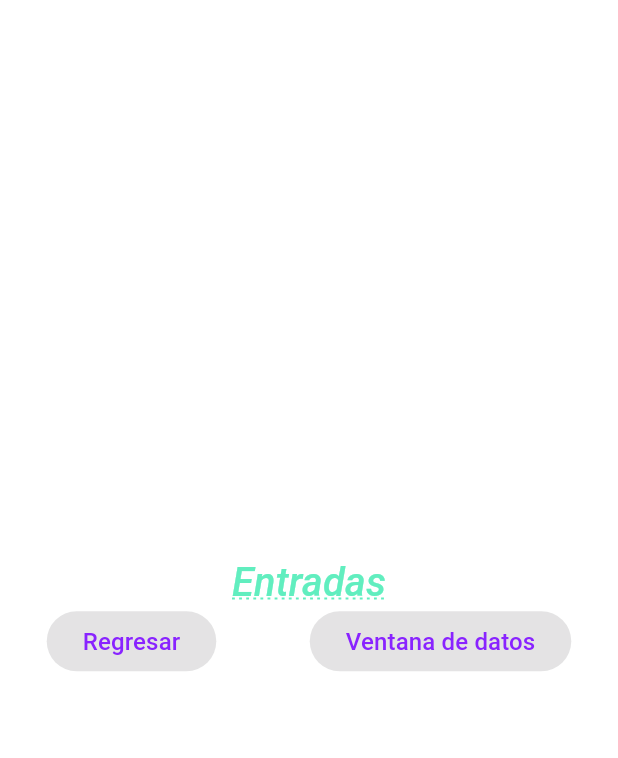
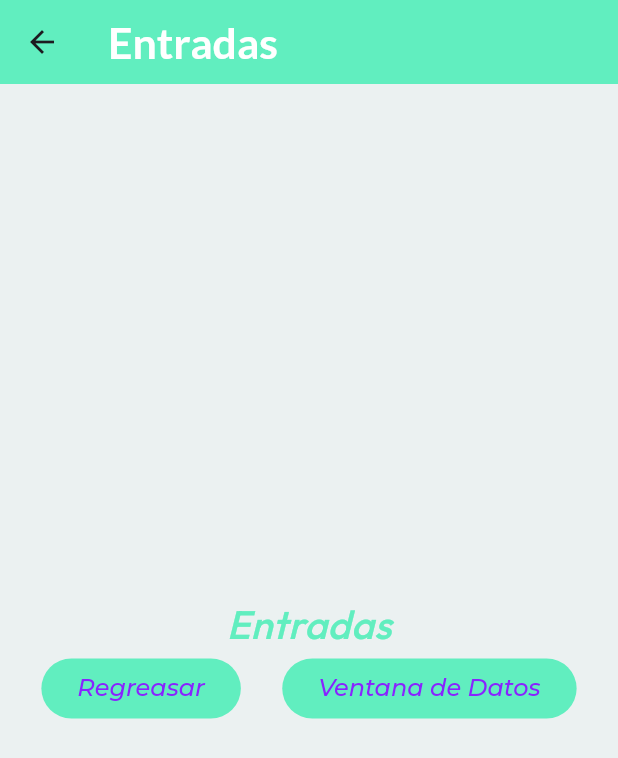
Before and after one commit to lauraHerSan01/componentes_flutter, a Flutter app: the screen it shows after launch, after a tap on "Entradas", on a phone screen of 412 x 824 dp. Shown: the top 758 px of the screen. Run offline on Flutter 3.47's test engine with Material 3 defaults, Android fonts, the phone set to English and light mode, and no system bars; our stand-ins replace google_fonts; Roboto replaces fonts that are missing (Abel).

Commit message:
Changing the AppTheme

```diff
--- a/lib/Screens/home_screen.dart
+++ b/lib/Screens/home_screen.dart
@@ -10,41 +10,59 @@ class HomeScreen extends StatelessWidget {
   @override
   Widget build(BuildContext context) {
     return Scaffold(
-      appBar: AppBar(title: const Text('Componentes de Flutter'),
+      appBar: AppBar(
+        title: const Text('Componentes de flutter'),
       ),
       body: ListView(
-        children: <Widget> [
+        children: <Widget>[
           ListTile(
             title: Text(
               'Entradas',
               style: AppTheme.lightTheme.textTheme.headlineLarge,
             ),
-            subtitle: Text('Introducioendo valores',
-             style: AppTheme.lightTheme.textTheme.bodySmall,
+            subtitle: Text('Introduciendo valores',
+                style: AppTheme.lightTheme.textTheme.bodySmall),
+            leading: IconTheme(
+              data: AppTheme.lightTheme.iconTheme,
+              child: const Icon(Icons.input),
             ),
-            leading: const Icon(Icons.input),
-            trailing: const Icon(Icons.arrow_circle_right_rounded),
+            trailing: IconTheme(
+              data: AppTheme.lightTheme.iconTheme,
+              child: const Icon(Icons.arrow_circle_right_rounded),
+            ),
             onTap: () {
-              final ruta1 = MaterialPageRoute(builder: (context){
+              final ruta1 = MaterialPageRoute(
+                builder: (context) {
                   return const InputsScreenState();
-              });
+                },
+              );
               Navigator.push(context, ruta1);
-            }
+            },
           ),
           const Divider(),
           ListTile(
-            title: Text('Listview.builder',
+            title: Text(
+              'Listview.builder',
               style: AppTheme.lightTheme.textTheme.headlineLarge,
             ),
-            subtitle: const Text('Lista con sroll infinito'),
-            leading: const Icon(Icons.beach_access),
-            trailing: const Icon(Icons.arrow_circle_right_rounded),
+            subtitle: Text('Lista con scroll infinito',
+                style: AppTheme.lightTheme.textTheme.bodySmall),
+            leading: IconTheme(
+              data: AppTheme.lightTheme.iconTheme,
+              child: const Icon(Icons.list),
+            ),
+            trailing: IconTheme(
+              data: AppTheme.lightTheme.iconTheme,
+              child: const Icon(Icons.arrow_circle_right_rounded),
+            ),
             onTap: () {
-              final ruta2 = MaterialPageRoute(builder: (context){
+              final ruta1 = MaterialPageRoute(
+                builder: (context) {
                   return const InfiniteScollScreen();
-              });
-              Navigator.push(context, ruta2);
-            }
+                },
+              );
+              Navigator.push(context, ruta1);
+            },
           ),
           const Divider(),
           ListTile(
@@ -52,15 +70,24 @@ class HomeScreen extends StatelessWidget {
               'Notificaciones',
               style: AppTheme.lightTheme.textTheme.headlineLarge,
             ),
-            subtitle: const Text('Mostar una notificacion '),
-            leading: const Icon(Icons.input),
-            trailing: const Icon(Icons.arrow_circle_right_rounded),
+            subtitle: Text('Mostrar una notificación',
+                style: AppTheme.lightTheme.textTheme.bodySmall),
+            leading: IconTheme(
+              data: AppTheme.lightTheme.iconTheme,
+              child: const Icon(Icons.notification_add),
+            ),
+            trailing: IconTheme(
+              data: AppTheme.lightTheme.iconTheme,
+              child: const Icon(Icons.arrow_circle_right_rounded),
+            ),
             onTap: () {
-              final ruta3 = MaterialPageRoute(builder: (context){
+              final ruta1 = MaterialPageRoute(
+                builder: (context) {
                   return const NotificationsScreen();
-              });
-              Navigator.push(context, ruta3);
-            }
+                },
+              );
+              Navigator.push(context, ruta1);
+            },
           ),
         ],
       ),
--- a/lib/Screens/inputs_screen.dart
+++ b/lib/Screens/inputs_screen.dart
@@ -11,31 +11,34 @@ class InputsScreenState extends StatefulWidget {
 class _InputsScreenStateState extends State<InputsScreenState> {
   @override
   Widget build(BuildContext context) {
-    return  Column(
+     return Scaffold(
+      appBar: AppBar(
+        title: const Text('Entradas'),
+      ),
+      body: Column(
         mainAxisAlignment: MainAxisAlignment.center,
-      children:[
+        children: [
           Text(
             'Entradas',
             style: AppTheme.lightTheme.textTheme.headlineLarge,
           ),
           Row(
-          mainAxisAlignment: MainAxisAlignment.spaceAround,
+            mainAxisAlignment: MainAxisAlignment.spaceEvenly,
             children: [
               ElevatedButton(
                 onPressed: null,
-              child: Text('Regresar',
-              style:AppTheme.lightTheme.textTheme.bodySmall,
-            )
+                child: Text('Regreasar',
+                    style: AppTheme.lightTheme.textTheme.bodySmall),
               ),
               ElevatedButton(
                 onPressed: null,
-              child: Text('Ventana de datos',
-              style:AppTheme.lightTheme.textTheme.bodySmall,
-            )
+                child: Text('Ventana de Datos',
+                    style: AppTheme.lightTheme.textTheme.bodySmall),
               ),
             ],
-        )
+          ),
         ],
+      ),
     );
   }
 }
--- a/lib/theme/app_theme.dart
+++ b/lib/theme/app_theme.dart
@@ -11,28 +11,55 @@ class AppTheme{
 
 //Constante de tema
    static final ThemeData lightTheme = ThemeData.light().copyWith(
-      scaffoldBackgroundColor: const Color.fromARGB(142, 175, 174, 175),
-      primaryColor: const Color.fromARGB(246, 247, 247, 247),
-      appBarTheme: const AppBarTheme(
-        color: Color.fromARGB(255, 97, 238, 191)
+    scaffoldBackgroundColor: backColor,
+    appBarTheme: AppBarTheme(
+      color: primatyColor,
+      titleTextStyle: GoogleFonts.lato(
+        color: Colors.white,
+        fontSize: 28.5,
+        fontWeight: FontWeight.bold,
+      ),
+    ),
+    iconTheme: const IconThemeData(
+      color: primatyColor,
+      size: 35.0,
+    ),
+    elevatedButtonTheme: ElevatedButtonThemeData(
+      style: ButtonStyle(
+        backgroundColor: MaterialStateProperty.all(
+          primatyColor,
+        ),
+        foregroundColor: MaterialStateProperty.all(
+          Colors.white,
+        ),
+        textStyle: MaterialStateProperty.all(
+          GoogleFonts.pacifico(fontSize: 25.0),
+        ),
+      ),
     ),
     textTheme: TextTheme(
-    //titulos muy grandes
-    headlineLarge: GoogleFonts.prozaLibre(
+      //Titulos muy grandes
+      headlineLarge: GoogleFonts.outfit(
         color: primatyColor,
         fontSize: 26.5,
         fontWeight: FontWeight.w500,
         fontStyle: FontStyle.italic,
-    decoration:TextDecoration.underline,
-    decorationColor: primatyColor,
-    decorationStyle: TextDecorationStyle.dotted,
+        // decoration: TextDecoration.underline,
+        // decorationColor: primaryColor,
+        // decorationStyle: TextDecorationStyle.wavy,
+        // decorationThickness: 3.0,
       ),
-  //Estilo para texto muy pequeño
-    bodySmall: GoogleFonts.abel(
+      //estilo para text muy pequeño
+      bodySmall: GoogleFonts.montserrat(
         color: secondaryColor,
         fontSize: 16.0,
+        fontWeight: FontWeight.w500,
+        fontStyle: FontStyle.italic,
+        // decoration: TextDecoration.underline,
+        // decorationColor: primaryColor,
+        // decorationStyle: TextDecorationStyle.wavy,
+        // decorationThickness: 3.0,
       ),
     ),
   );
-
 }
```
Lines whose indentation alone changed are shown as unchanged.
